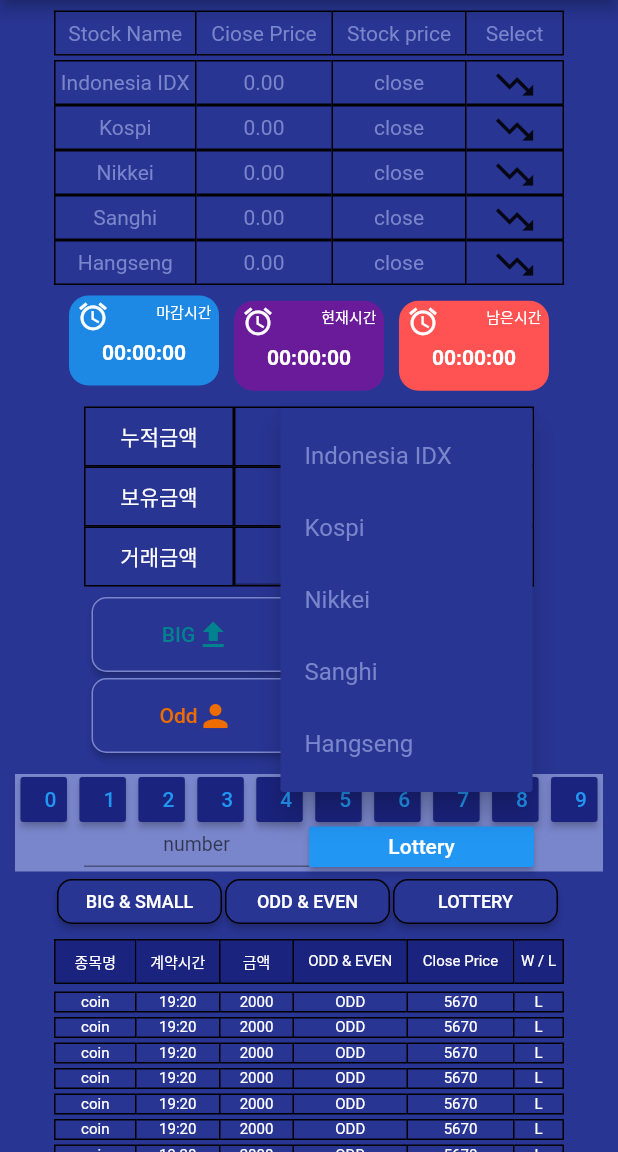
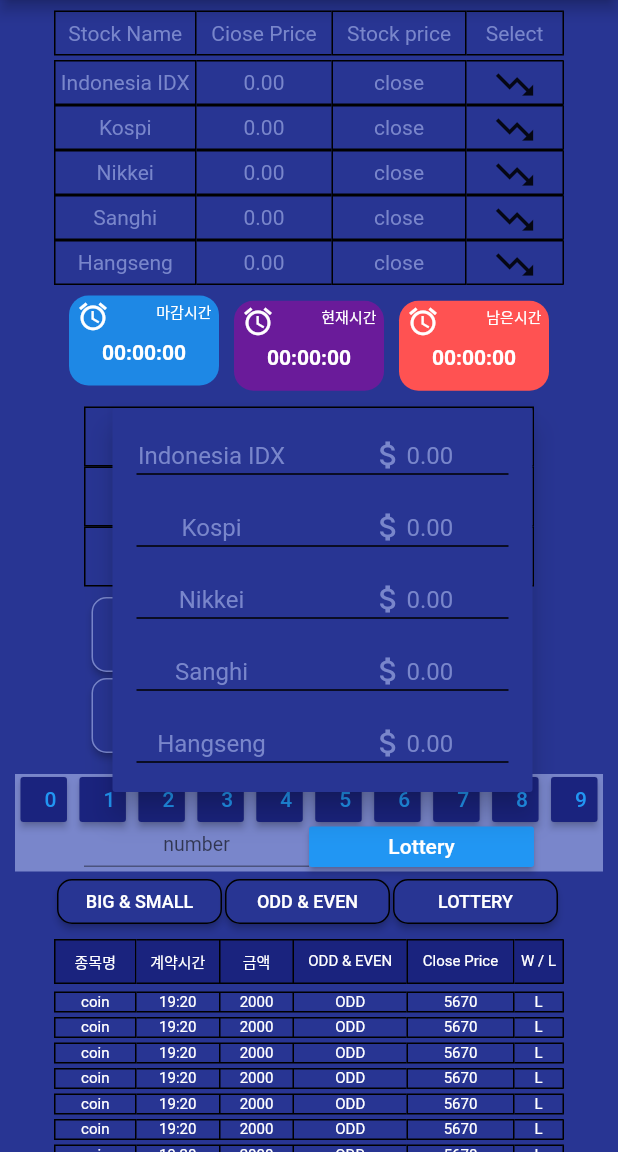
Before and after one commit to LeeSeulgi97/test_demo, a Flutter app: the screen it shows after launch, after a tap on the "arrow drop down" icon, on a phone screen of 412 x 824 dp, the part 84-1236 px from its top. Run offline on Flutter 3.47's test engine with Material 2 defaults, Android fonts, the phone set to English and light mode, and no system bars.

Commit message:
1. cash파일의 popupmenu item 수정

```diff
--- a/seven_bit_test_app/lib/cash_slot.dart
+++ b/seven_bit_test_app/lib/cash_slot.dart
@@ -21,12 +21,30 @@ Widget cash_slot(context){
                 icon: Icon(Icons.arrow_drop_down, size: 35),
                 color: Colors.indigo[800],
                 itemBuilder: (BuildContext bc){
-                  return items.map((cash) => PopupMenuItem(child: Text(cash, style: TextStyle(color: Colors.indigo[300]),),value: cash)).toList();
+                  return items.map((cash) =>
+                      PopupMenuItem(
+                          child:Container(
+                            child: Row(
+                              children: <Widget>[
+                                Container( width: 100,
+                                  child: Text(cash, textAlign: TextAlign.center,style: TextStyle(color: Colors.indigo[300])),alignment: Alignment(0.0, 0.0),
+                                  ),
+                                Container(
+                                  width: 80,
+                                  child: Icon(Icons.attach_money, color: Colors.indigo[300],),alignment: Alignment.topRight,
+                                ),
+                                Container(
+                                  width: 50,
+                                  child: Text('0.00',style: TextStyle(color: Colors.indigo[300]),),
+                                ),
+                              ],
+                            ),
+                            decoration: BoxDecoration(border: Border(bottom: BorderSide(color: Colors.black))),
+                          )
+//                          Text(cash, style: TextStyle(color: Colors.indigo[300]),),value: cash
+                      )).toList();
                 },
-                onSelected: (value){
-                  context.setState((){
-                    selectedItem = value;
-                  });},
+                offset: Offset(0,0),
               ),),
           ],
         ),
```
